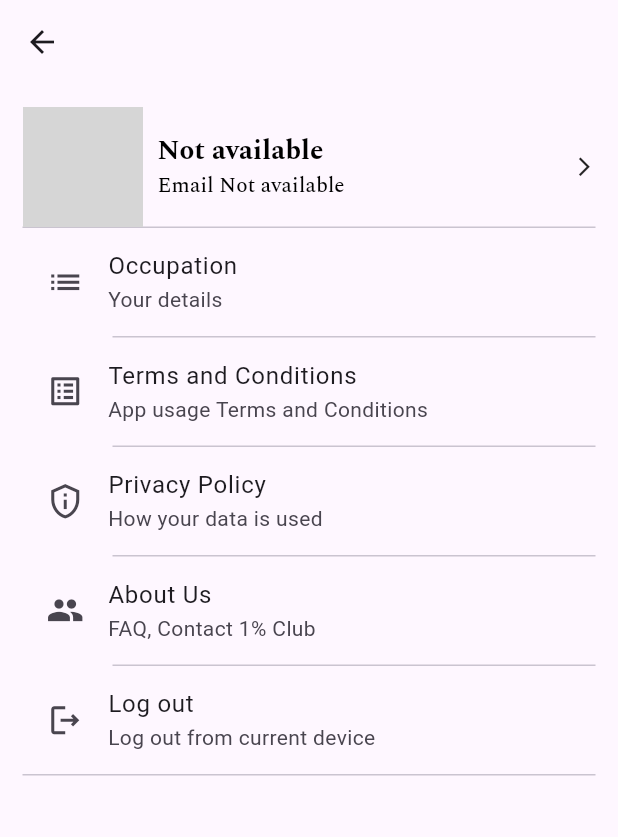
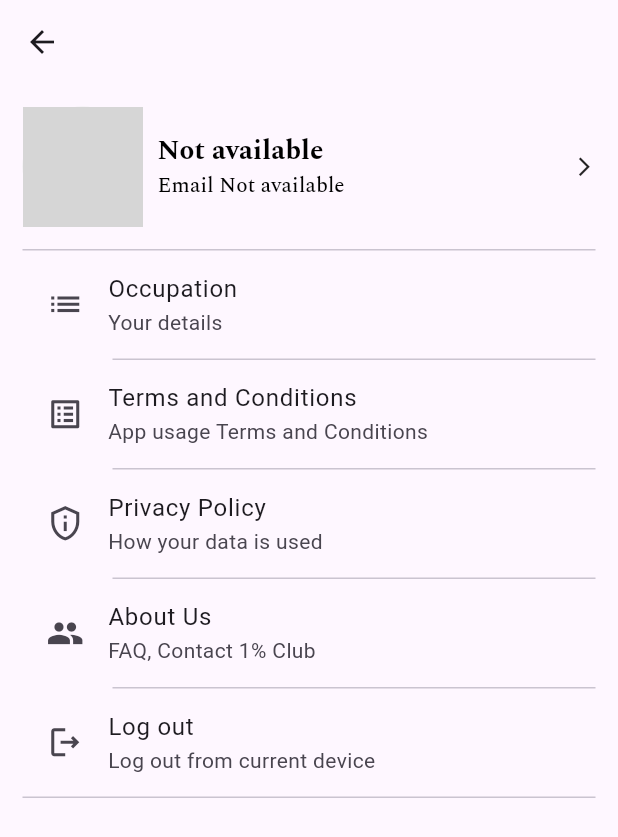
Before and after one commit to zuala69/Luxury-Palace, a Flutter app: the ProfilePage screen opened directly, on a phone screen of 412 x 824 dp. Shown: the top 837 px of the screen. Run offline on Flutter 3.47's test engine with Material 3 defaults, Android fonts, the phone set to English and light mode, and no system bars; our stand-ins replace cached_network_image, chat_bubbles, cloud_firestore, firebase_auth, firebase_core, get and 2 more; accounts and stored records are empty; network calls fail; grey boxes are pictures that could not be loaded.

Commit message:
update pp

```diff
--- a/lib/ui/profile/profile.dart
+++ b/lib/ui/profile/profile.dart
@@ -21,6 +21,7 @@ class ProfilePage extends StatelessWidget {
         children: [
           const SizedBox(height: 15),
           avatarName(),
+          const SizedBox(height: 15),
           const Divider(
             height: 1,
           ),
@@ -136,8 +137,12 @@ class ProfilePage extends StatelessWidget {
             height: 80,
             decoration: BoxDecoration(
               image: DecorationImage(
-                image: CachedNetworkImageProvider(Strings.defaultAvatar),
+                image: CachedNetworkImageProvider(
+                  userCtrl.user.value?.avatar ?? Strings.defaultAvatar,
+                ),
+                fit: BoxFit.cover,
               ),
+              color: Colors.grey[200],
               shape: BoxShape.circle,
             ),
           ),
```
